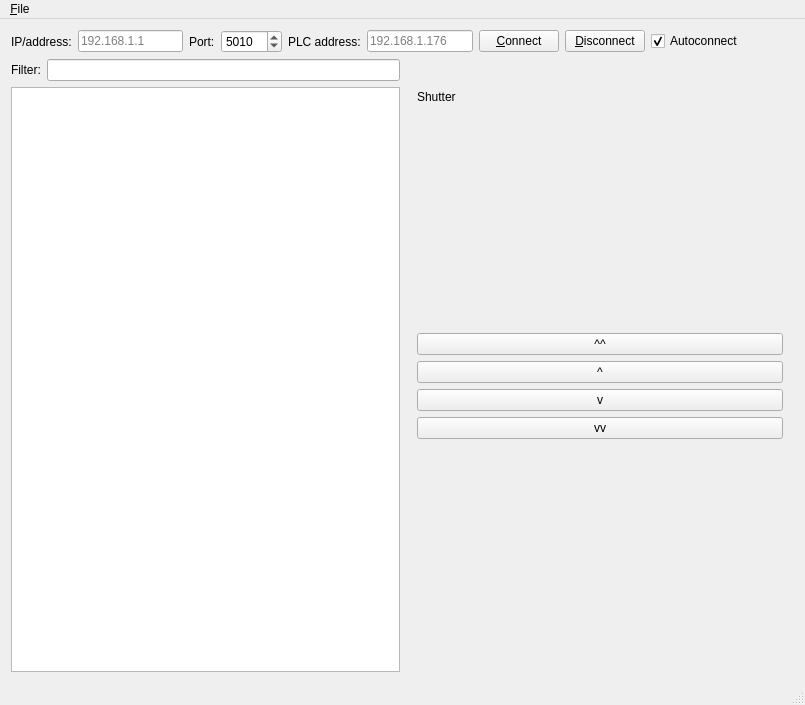
Old version of the form mainwindow.ui in the repository jirislaby/ifoxtrot-qt.
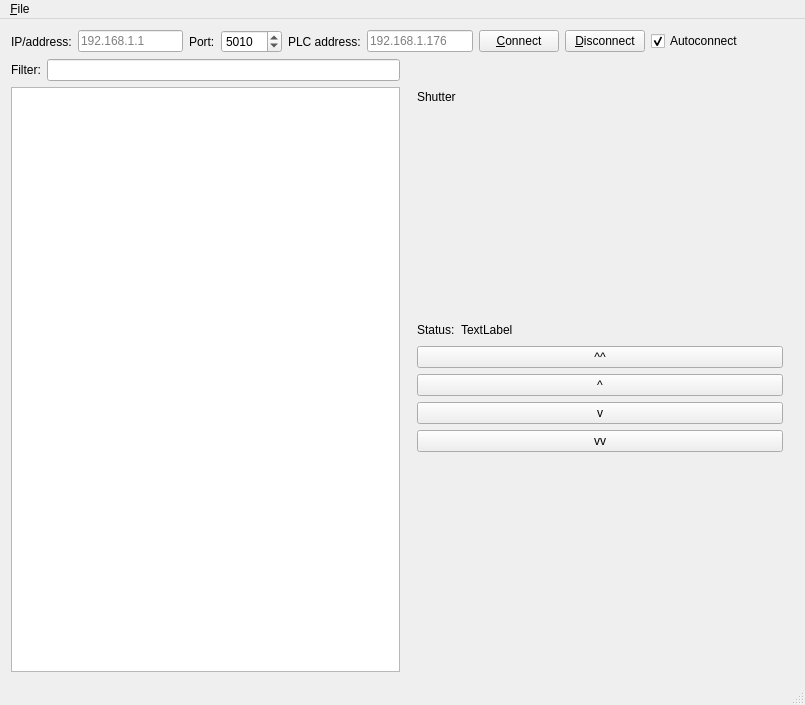
New version of the form. The open tabs and pages were chosen to show the change.

Commit message: more mappings, shutter status and display editable

What changed in the file:
```diff
--- a/mainwindow.ui
+++ b/mainwindow.ui
@@ -318,6 +318,37 @@
               </property>
              </spacer>
             </item>
+            <item>
+             <layout class="QHBoxLayout" name="horizontalLayout_5">
+              <item>
+               <widget class="QLabel" name="label_2">
+                <property name="text">
+                 <string>Status:</string>
+                </property>
+               </widget>
+              </item>
+              <item>
+               <widget class="QLabel" name="labelShutterStatus">
+                <property name="text">
+                 <string>TextLabel</string>
+                </property>
+               </widget>
+              </item>
+              <item>
+               <spacer name="horizontalSpacer_4">
+                <property name="orientation">
+                 <enum>Qt::Horizontal</enum>
+                </property>
+                <property name="sizeHint" stdset="0">
+                 <size>
+                  <width>40</width>
+                  <height>20</height>
+                 </size>
+                </property>
+               </spacer>
+              </item>
+             </layout>
+            </item>
             <item>
              <widget class="QPushButton" name="pushButtonShutUp">
               <property name="text">
```
Left out of the diff: 10 changed lines with no effect on the pictures. The commit also changes 5 other files.
